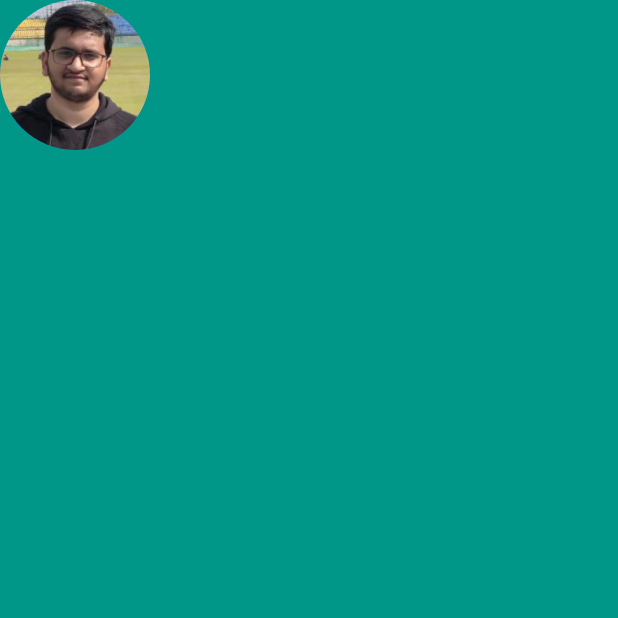
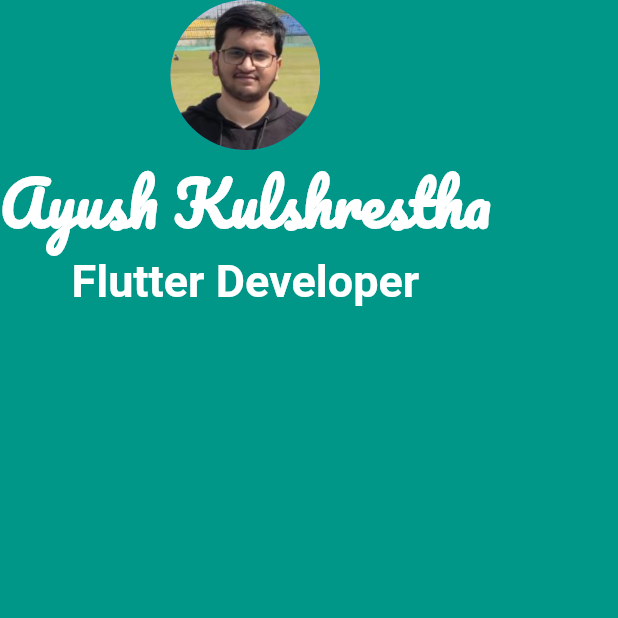
Before and after one commit to ayushkulshrestha2001/micard, a Flutter app: the screen it shows after launch, on a phone screen of 412 x 824 dp, the top half of it. Run offline on Flutter 3.47's test engine with Material 2 defaults, Android fonts, the phone set to English and light mode, and no system bars; Roboto replaces fonts that are missing (SourceSansPro).

Commit message:
added name and position

```diff
--- a/lib/main.dart
+++ b/lib/main.dart
@@ -22,6 +22,24 @@ class Myapp extends StatelessWidget {
                 radius: 50.0,
                 backgroundImage: AssetImage('images/ProfilePic.PNG'),
               ),
+              Text(
+                "Ayush Kulshrestha",
+                style: TextStyle(
+                  fontSize: 40.0,
+                  color: Colors.white,
+                  fontWeight: FontWeight.bold,
+                  fontFamily: 'Pacifico',
+                ),
+              ),
+              Text(
+                "Flutter Developer",
+                style: TextStyle(
+                  fontSize: 30.0,
+                  color: Colors.white,
+                  fontWeight: FontWeight.bold,
+                  fontFamily: 'SourceSansPro',
+                ),
+              ),
             ],
           ),
         ),
```
Also changed, not shown: pubspec.yaml (+5 -26 lines), Fonts/Pacifico-Regular.ttf (added), Fonts/SourceSansPro-Black.ttf (added), Fonts/SourceSansPro-BlackItalic.ttf (added), Fonts/SourceSansPro-Bold.ttf (added), Fonts/SourceSansPro-BoldItalic.ttf (added), Fonts/SourceSansPro-ExtraLight.ttf (added), Fonts/SourceSansPro-ExtraLightItalic.ttf (added), Fonts/SourceSansPro-Italic.ttf (added), Fonts/SourceSansPro-Light.ttf (added), Fonts/SourceSansPro-LightItalic.ttf (added), Fonts/SourceSansPro-Regular.ttf (added), Fonts/SourceSansPro-SemiBold.ttf (added), Fonts/SourceSansPro-SemiBoldItalic.ttf (added).
